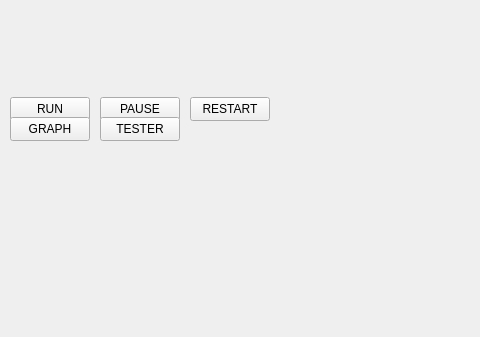
This is UI/src/mainwindow.ui in EvolutionSimulator/EvolutionSimulator as Qt 5 draws it before an edit; both pictures show x 0 to 480 and y 263 to 600 of the 800 by 600 pixel window. The edited form follows.
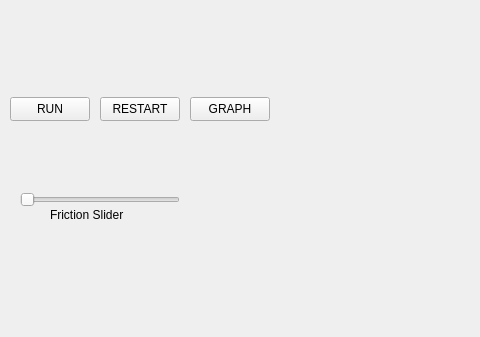
This is the edited form. Custom widgets are drawn as their Qt base class.

Commit message: Start/Pause joined and Friction Slider

Diff of the .ui file:
```diff
--- a/UI/src/mainwindow.ui
+++ b/UI/src/mainwindow.ui
@@ -47,23 +47,10 @@
      </rect>
     </property>
    </widget>
-   <widget class="QPushButton" name="pauseButton">
-    <property name="geometry">
-     <rect>
-      <x>100</x>
-      <y>360</y>
-      <width>80</width>
-      <height>24</height>
-     </rect>
-    </property>
-    <property name="text">
-     <string>PAUSE</string>
-    </property>
-   </widget>
    <widget class="QPushButton" name="restartButton">
     <property name="geometry">
      <rect>
-      <x>190</x>
+      <x>100</x>
       <y>360</y>
       <width>80</width>
       <height>24</height>
@@ -89,8 +76,8 @@
    <widget class="QPushButton" name="graphButton">
     <property name="geometry">
      <rect>
-      <x>10</x>
-      <y>380</y>
+      <x>190</x>
+      <y>360</y>
       <width>80</width>
       <height>24</height>
      </rect>
@@ -99,19 +86,6 @@
      <string>GRAPH</string>
     </property>
    </widget>
-   <widget class="QPushButton" name="testerButton">
-    <property name="geometry">
-     <rect>
-      <x>100</x>
-      <y>380</y>
-      <width>80</width>
-      <height>24</height>
-     </rect>
-    </property>
-    <property name="text">
-     <string>TESTER</string>
-    </property>
-   </widget>
    <widget class="QSpinBox" name="densityCreature">
     <property name="geometry">
      <rect>
@@ -135,6 +109,51 @@
      <string>Density of Creature:</string>
     </property>
    </widget>
+   <widget class="QSlider" name="frictionCoefficientSpinBox">
+    <property name="geometry">
+     <rect>
+      <x>20</x>
+      <y>450</y>
+      <width>160</width>
+      <height>25</height>
+     </rect>
+    </property>
+    <property name="minimum">
+     <number>5</number>
+    </property>
+    <property name="maximum">
+     <number>100</number>
+    </property>
+    <property name="orientation">
+     <enum>Qt::Horizontal</enum>
+    </property>
+   </widget>
+   <widget class="QLabel" name="label">
+    <property name="geometry">
+     <rect>
+      <x>50</x>
+      <y>470</y>
+      <width>91</width>
+      <height>16</height>
+     </rect>
+    </property>
+    <property name="text">
+     <string>Friction Slider</string>
+    </property>
+   </widget>
+   <widget class="QLabel" name="frictionLabel">
+    <property name="geometry">
+     <rect>
+      <x>190</x>
+      <y>450</y>
+      <width>58</width>
+      <height>16</height>
+     </rect>
+    </property>
+    <property name="text">
+     <string/>
+    </property>
+   </widget>
   </widget>
   <widget class="QMenuBar" name="menubar">
    <property name="geometry">
```
The commit also changes 4 other files.
